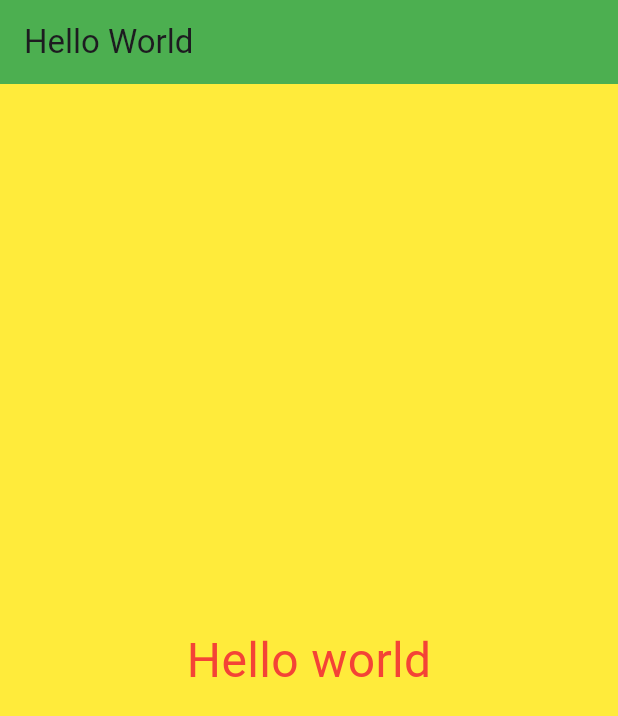
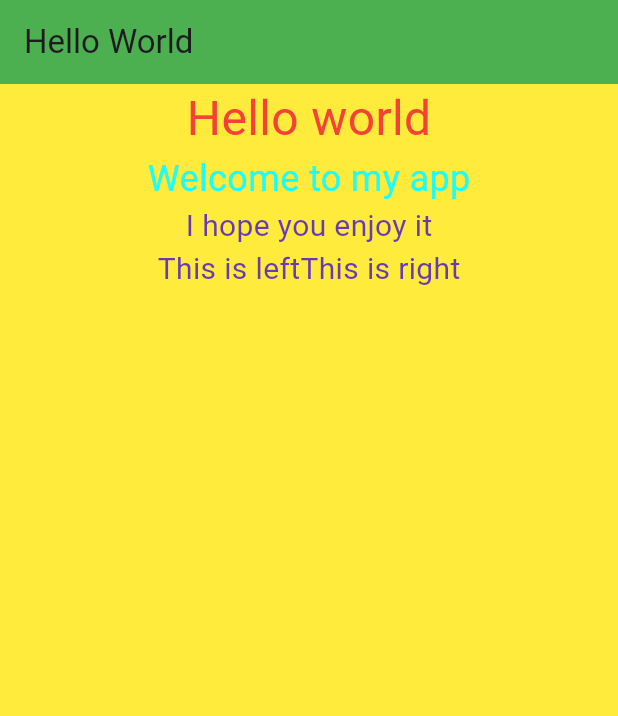
Before and after one commit to wanmuz86/flutter-day1-may24, a Flutter app: the screen it shows after launch, on a phone screen of 412 x 824 dp. Shown: the top 716 px of the screen. Run offline on Flutter 3.47's test engine with Material 3 defaults, Android fonts, the phone set to English and light mode, and no system bars.

Commit message:
row and column

```diff
--- a/lib/main.dart
+++ b/lib/main.dart
@@ -33,9 +33,28 @@
         backgroundColor: Colors.green,
       ),
       body: Center(
-        child: Text(
-          "Hello world",
-          style: TextStyle(fontSize: 32, color: Colors.red),
+        child: Column(
+          children: [
+            Text(
+              "Hello world",
+              style: TextStyle(fontSize: 32, color: Colors.red),
+            ),
+            Text(
+              "Welcome to my app",
+              style: TextStyle(fontSize: 24, color: Colors.cyanAccent),
+            ),
+            Text(
+              "I hope you enjoy it",
+              style: TextStyle(fontSize: 20, color: Colors.deepPurple),
+            ),
+            Row(
+              mainAxisAlignment: MainAxisAlignment.center,
+              children: [
+                Text("This is left", style: TextStyle(fontSize: 20, color: Colors.deepPurple),),
+                Text("This is right", style: TextStyle(fontSize: 20, color: Colors.deepPurple),)
+              ],
+            )
+          ],
         ),
       ),
     );
```
